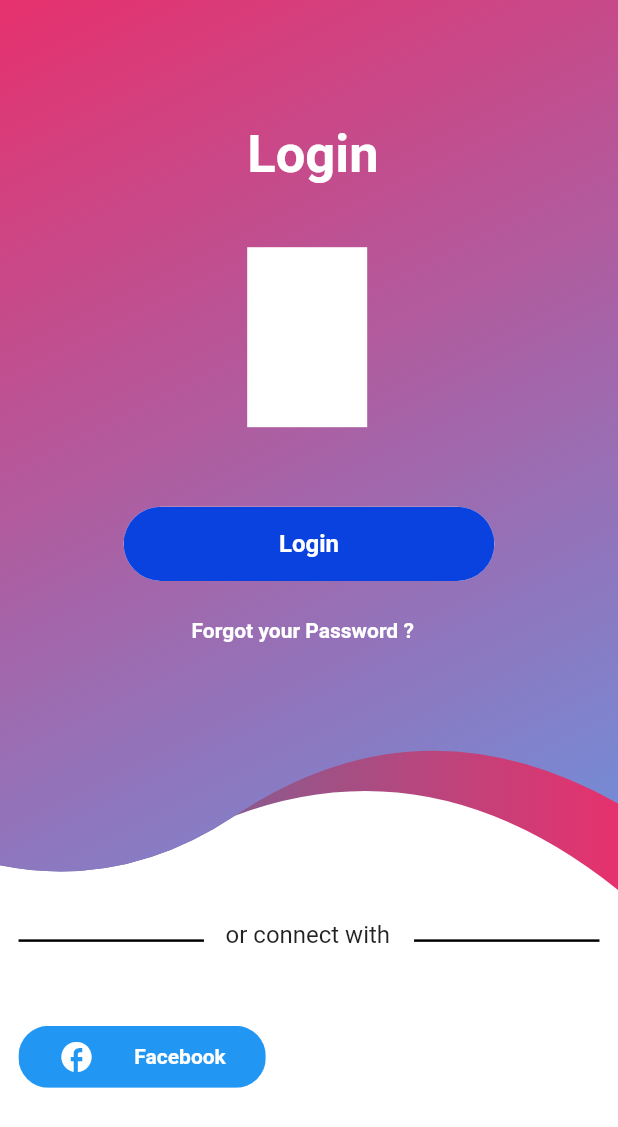
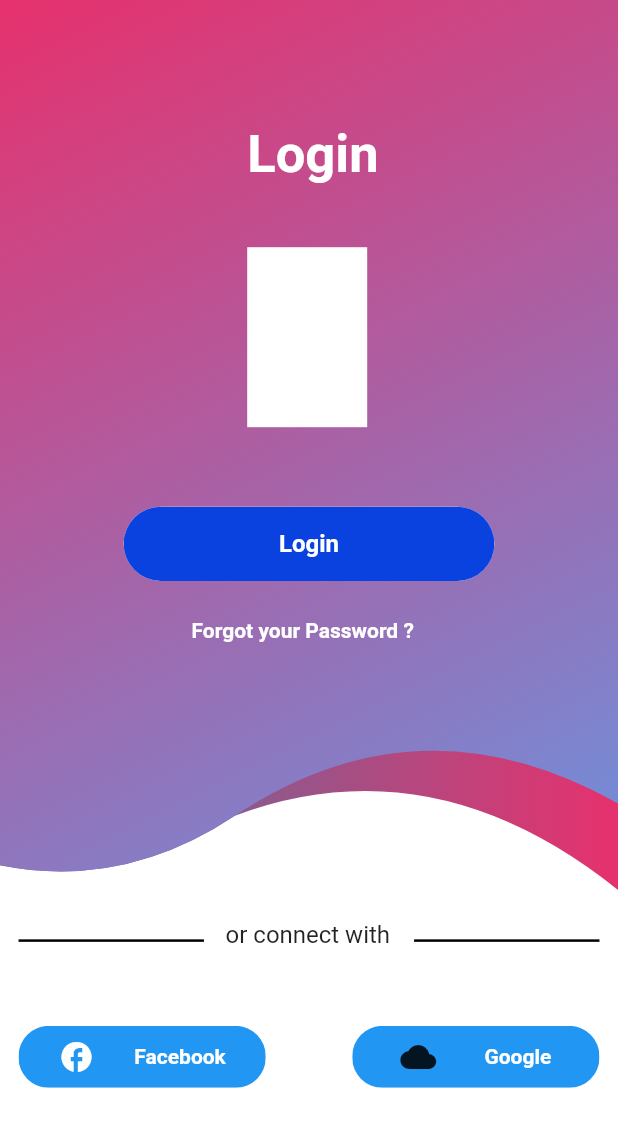
Before and after one commit to PrabeshPP/Sneakers-Shop, a Flutter app: the screen it shows after launch, on a phone screen of 412 x 824 dp. Shown: the top 1127 px of the screen. Run offline on Flutter 3.47's test engine with Material 2 defaults, Android fonts, the phone set to English and light mode, and no system bars; our stand-ins replace bloc, equatable, flutter_bloc, google_fonts, shared_preferences.

Commit message:
UI for Login Page

```diff
--- a/sneakers/lib/view/widgets/UI/login_ui.dart
+++ b/sneakers/lib/view/widgets/UI/login_ui.dart
@@ -1,3 +1,4 @@
+import 'package:flutter/cupertino.dart';
 import 'package:flutter/material.dart';
 import 'package:google_fonts/google_fonts.dart';
 import 'package:nepseapp/view/widgets/clipper/big_clipper.dart';
@@ -153,7 +154,7 @@ class LoginUi extends StatelessWidget {
               //! Google Sigin Button
               Positioned(
               top: size.height * 0.83,
-              left: size.width * 0.03,
+              right: size.width * 0.03,
               child: Material(
                  borderRadius: BorderRadius.circular(20.0),
                 child: InkWell(
@@ -172,9 +173,8 @@ class LoginUi extends StatelessWidget {
                       crossAxisAlignment: CrossAxisAlignment.center,
                       mainAxisAlignment: MainAxisAlignment.spaceEvenly,
                       children:const [
-                        Icon(Icons.facebook,
-                        color: Colors.white,),
-                        Text("Facebook",
+                        Icon(Icons.cloud),
+                        Text("Google",
                         style: TextStyle(
                           color: Colors.white,
                           fontWeight: FontWeight.bold
```
Also changed, not shown: sneakers/assets/images/google.png (added).
